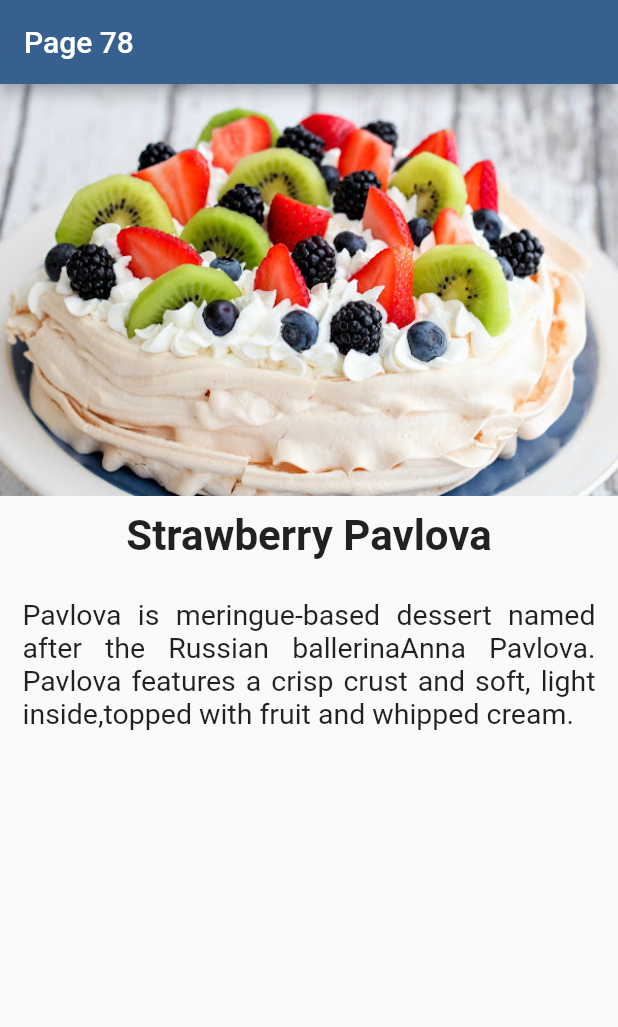
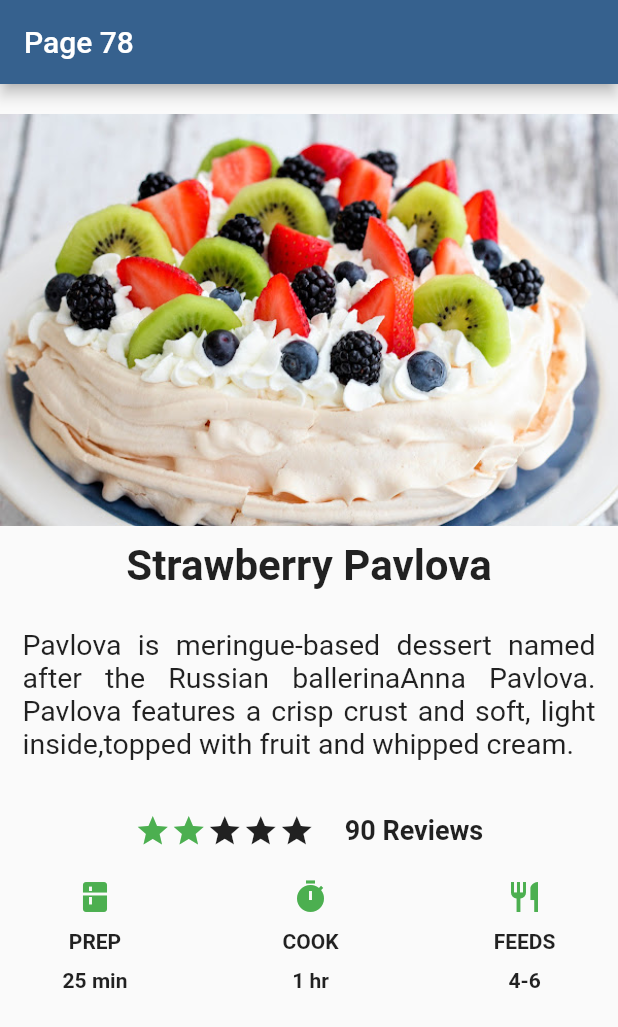
Before and after one commit to remakeaccess22/Flutter_Module2, a Flutter app: the screen it shows after launch, on a phone screen of 412 x 824 dp. Shown: the top 1027 px of the screen. Run offline on Flutter 3.47's test engine with Material 3 defaults, Android fonts, the phone set to English and light mode, and no system bars.

Commit message:
Page 35 - 78

```diff
--- a/lib/page_78.dart
+++ b/lib/page_78.dart
@@ -32,7 +32,7 @@ buildStar(int rating, int numreviews) => Row(
       mainAxisAlignment: MainAxisAlignment.center,
       children: [
         for (int i = 1; i <= rating; i++)
-          const Icon(Icons.star, color: Colors.yellow, size: 24),
+          const Icon(Icons.star, color: Colors.green, size: 24),
         for (int i = 1; i <= (5 - rating); i++)
           const Icon(Icons.star, size: 24),
         const SizedBox(
@@ -67,7 +67,7 @@ buildIconTab(iconval, title, time) => Column(
     );
 
 buildRowTabs() => Row(
-      mainAxisAlignment: MainAxisAlignment.center,
+      mainAxisAlignment: MainAxisAlignment.spaceEvenly,
       children: [
         buildIconTab(Icons.kitchen, 'PREP', '25 min'),
         const SizedBox(
@@ -91,7 +91,22 @@ class Page78 extends StatelessWidget {
         title: const Text('Page 78'),
       ),
       body: Center(
-        child: buildColumn(),
+        child: ListView(
+          children: [
+            const SizedBox(
+              height: 20,
+            ),
+            buildColumn(),
+            const SizedBox(
+              height: 20,
+            ),
+            buildStar(2, 90),
+            const SizedBox(
+              height: 20,
+            ),
+            buildRowTabs(),
+          ],
+        ),
       ),
     );
   }
```
Also changed, not shown: lib/page_80.dart (added).
